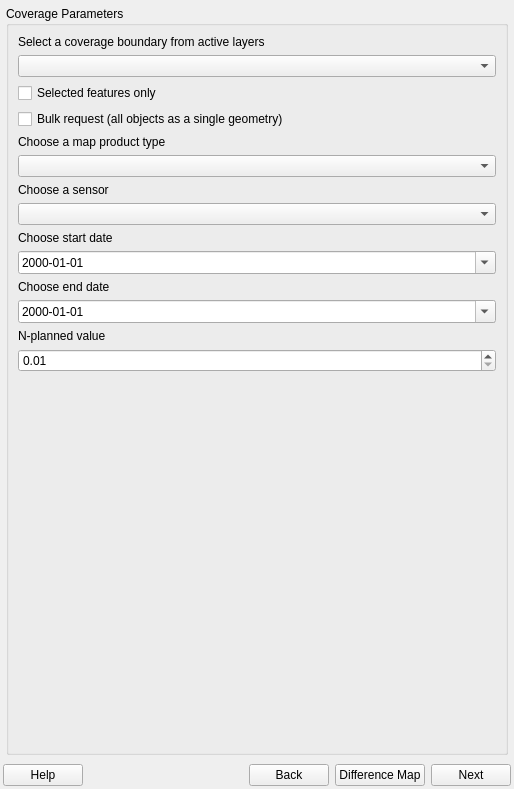
earthdaily/qgis-plugin, file geosys/ui/templates/geosys_dockwidget_base.ui: the form before one commit.
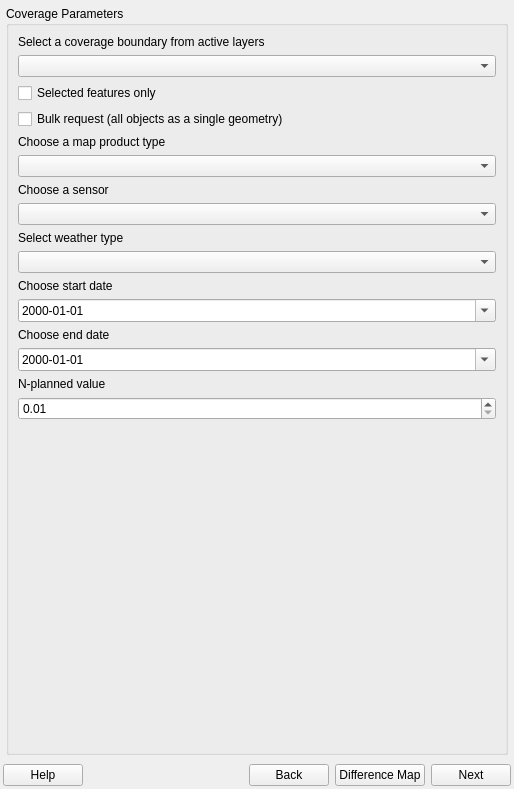
The form after the commit. The open tabs and pages were chosen to show the change.

Commit message: The weather type option is now available. The weather type will also show with the coverage results

Patch:
```diff
--- a/geosys/ui/templates/geosys_dockwidget_base.ui
+++ b/geosys/ui/templates/geosys_dockwidget_base.ui
@@ -147,6 +147,16 @@
              </property>
             </widget>
            </item>
+           <item>
+            <widget class="QLabel" name="lbl_weather">
+             <property name="text">
+              <string>Select weather type</string>
+             </property>
+            </widget>
+           </item>
+           <item>
+            <widget class="QComboBox" name="cb_weather"/>
+           </item>
            <item>
             <widget class="QLabel" name="start_date_label">
              <property name="text">
```
Left out of the diff: 2 changed lines with no effect on the pictures. The commit also changes 5 other files.
